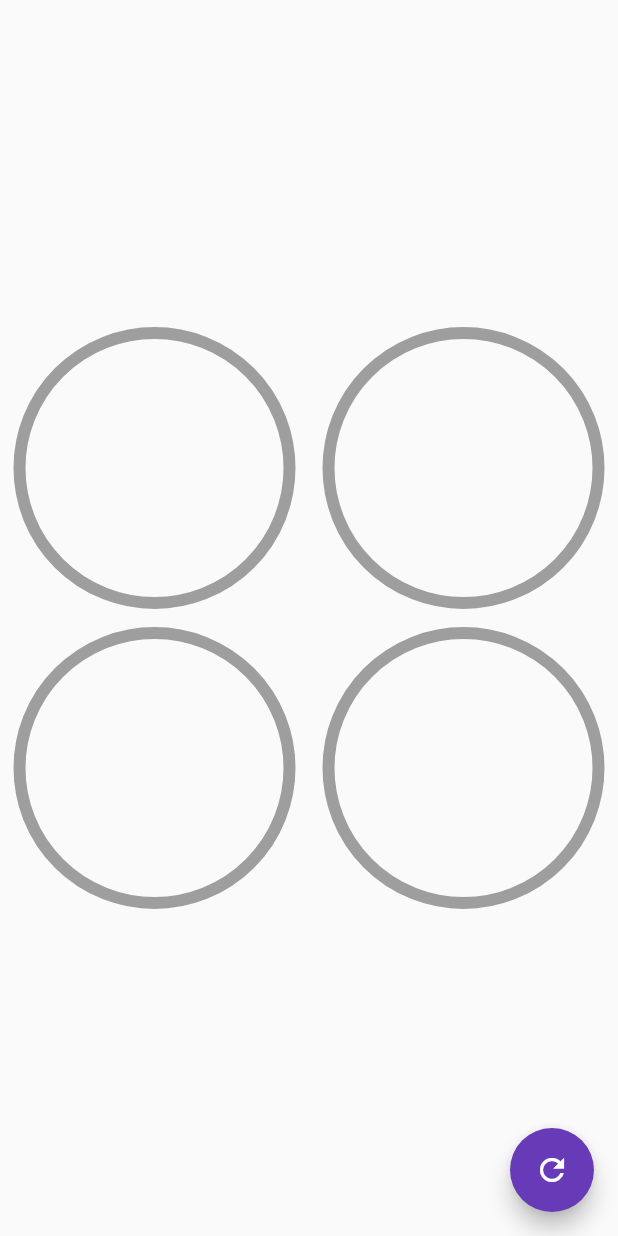
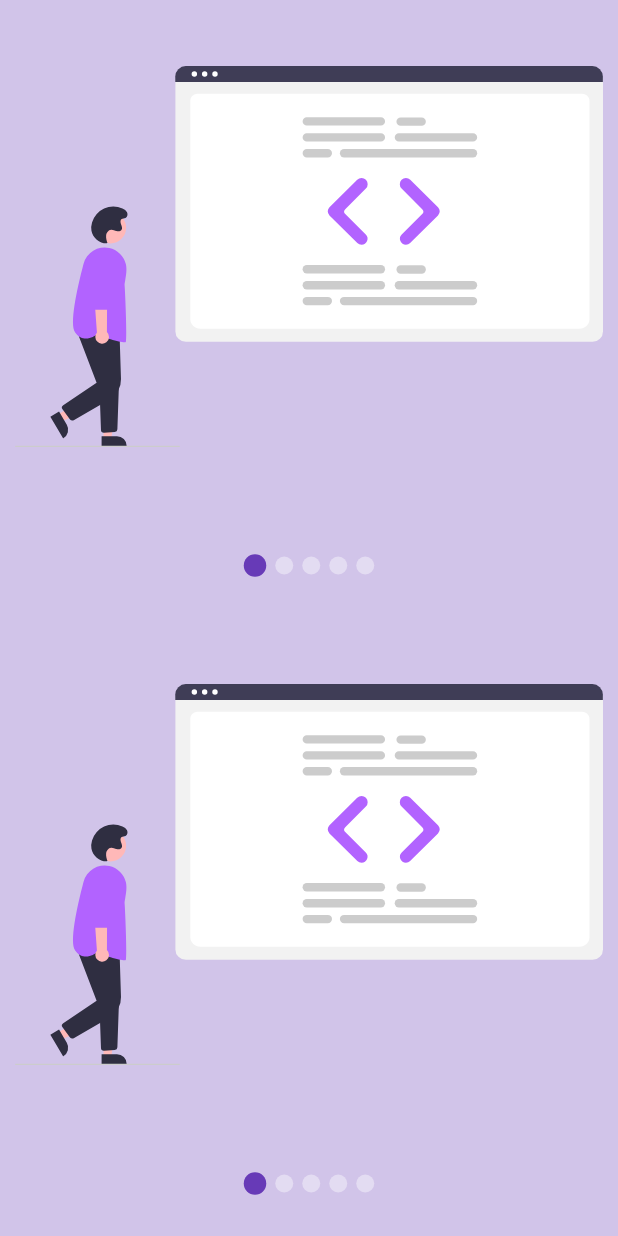
Before and after one commit to GeriCyber/flutter_custom_designs_animations, a Flutter app: the screen it shows after launch, on a phone screen of 412 x 824 dp. Run offline on Flutter 3.47's test engine with Material 2 defaults, Android fonts, the phone set to English and light mode, and no system bars; our stand-ins replace flutter_svg.

Commit message:
Custom slideshow with provider for state

```diff
--- a/lib/main.dart
+++ b/lib/main.dart
@@ -1,5 +1,4 @@
-import 'package:custom_designs/src/labs/circular_screen.dart';
-import 'package:custom_designs/src/screens/circular_graphics_screen.dart';
+import 'package:custom_designs/src/screens/slideshow.dart';
 import 'package:flutter/material.dart';
 
 void main() => runApp(const MyApp());
@@ -12,7 +11,7 @@ class MyApp extends StatelessWidget {
     return const MaterialApp(
       title: 'Custom designs',
       debugShowCheckedModeBanner: false,
-      home: CircularGraphicsScreen()
+      home: Slideshow()
     );
   }
 }
--- /dev/null
+++ b/lib/src/labs/slideshow_screen.dart
@@ -0,0 +1,131 @@
+import 'package:custom_designs/src/models/slider_model.dart';
+import 'package:flutter/material.dart';
+import 'package:flutter_svg/flutter_svg.dart';
+import 'package:provider/provider.dart';
+
+
+class SlideShowScreen extends StatelessWidget {
+  const SlideShowScreen({super.key});
+
+  @override
+  Widget build(BuildContext context) {
+    return ChangeNotifierProvider(
+      create: (BuildContext context) => SliderModel(),
+      child: Scaffold(
+        body: Center(
+          child: Column(
+            children: const [
+              Expanded(child: _Slides()),
+              _Dots()
+            ],
+          )
+        ),
+      ),
+    );
+  }
+}
+
+class _Slides extends StatefulWidget {
+  const _Slides({super.key});
+
+  @override
+  State<_Slides> createState() => _SlidesState();
+}
+
+class _SlidesState extends State<_Slides> {
+  final pageViewController = PageController();
+
+  @override
+  void initState() {
+    super.initState();
+    pageViewController.addListener(() {
+      print('Current page: ${pageViewController.page}');
+      Provider.of<SliderModel>(context, listen: false)
+      .currentPage = pageViewController.page!;
+    });
+  }
+
+  @override
+  void dispose() {
+    pageViewController.dispose();
+    super.dispose();
+  }
+
+  @override
+  Widget build(BuildContext context) {
+    return Container(
+      child: PageView(
+        controller: pageViewController,
+        children: const [
+          _Slide(svg: 'assets/svg/slide-1.svg'),
+          _Slide(svg: 'assets/svg/slide-2.svg'),
+          _Slide(svg: 'assets/svg/slide-3.svg'),
+        ],
+      ),
+    );
+  }
+}
+
+class _Slide extends StatelessWidget {
+  final String svg;
+
+  const _Slide({
+    Key? key,
+    required this.svg,
+  }) : super(key: key);
+
+  @override
+  Widget build(BuildContext context) {
+    return Container(
+      width: double.infinity,
+      height: double.infinity,
+      padding: const EdgeInsets.all(10),
+      child: SvgPicture.asset(svg),
+    );
+  }
+}
+
+class _Dots extends StatelessWidget {
+  const _Dots({super.key});
+
+  @override
+  Widget build(BuildContext context) {
+    return Container(
+      width: double.infinity,
+      height: 70,
+      child: Row(
+        mainAxisAlignment: MainAxisAlignment.center,
+        children: const [
+          _Dot(index: 0),
+          _Dot(index: 1),
+          _Dot(index: 2),
+        ],
+      ),
+    );
+  }
+}
+
+class _Dot extends StatelessWidget {
+  final int index;
+  const _Dot({
+    Key? key,
+    required this.index,
+  }) : super(key: key);
+
+  @override
+  Widget build(BuildContext context) {
+    final currentPage = Provider.of<SliderModel>(context).currentPage;
+    return AnimatedContainer(
+      duration: const Duration(milliseconds: 200),
+      margin: const EdgeInsets.symmetric(horizontal: 3),
+      width: 12,
+      height: 12,
+      decoration: BoxDecoration(
+        color: currentPage >= index - 0.5 && currentPage < index + 0.5
+        ? Colors.deepPurple
+        : Colors.grey,
+        shape: BoxShape.circle
+      ),
+    );
+  }
+}
--- /dev/null
+++ b/lib/src/models/slider_model.dart
@@ -0,0 +1,13 @@
+import 'package:flutter/material.dart';
+
+class SliderModel with ChangeNotifier {
+  double _currentPage = 0;
+
+  double get currentPage => _currentPage;
+
+  set currentPage(double page) {
+    _currentPage = page;
+    notifyListeners();
+  }
+
+}
--- /dev/null
+++ b/lib/src/screens/slideshow.dart
@@ -0,0 +1,44 @@
+import 'package:flutter/material.dart';
+import 'package:flutter_svg/svg.dart';
+import '../widgets/dynamic_slideshow.dart';
+
+class Slideshow extends StatelessWidget {
+  const Slideshow({super.key});
+
+  @override
+  Widget build(BuildContext context) {
+    return Scaffold(
+      backgroundColor: Colors.deepPurple.shade100,
+      body: Column(
+        children: const [
+          Expanded(child: CustomSlideshow()),
+          Expanded(child: CustomSlideshow())
+        ],
+      )
+    );
+  }
+}
+
+class CustomSlideshow extends StatelessWidget {
+  const CustomSlideshow({
+    Key? key,
+  }) : super(key: key);
+
+  @override
+  Widget build(BuildContext context) {
+    return DynamicSlideshow(
+      primaryBullet: 15.0,
+      secondaryBullet: 12.0,
+      primaryColor: Colors.deepPurple,
+      secondaryColor: Colors.white.withOpacity(0.4),
+      upDots: false,
+      slides: [
+        SvgPicture.asset('assets/svg/slide-1.svg'),
+        SvgPicture.asset('assets/svg/slide-2.svg'),
+        SvgPicture.asset('assets/svg/slide-3.svg'),
+        SvgPicture.asset('assets/svg/slide-4.svg'),
+        SvgPicture.asset('assets/svg/slide-5.svg'),
+      ],
+    );
+  }
+}
--- /dev/null
+++ b/lib/src/widgets/dynamic_slideshow.dart
@@ -0,0 +1,230 @@
+import 'package:flutter/material.dart';
+import 'package:provider/provider.dart';
+
+class DynamicSlideshow extends StatelessWidget {
+  final bool upDots;
+  final Color primaryColor;
+  final Color secondaryColor;
+  final double primaryBullet;
+  final double secondaryBullet;
+  final List<Widget> slides;
+
+  const DynamicSlideshow({
+    super.key,
+    this.upDots = false,
+    this.primaryColor = Colors.deepPurple,
+    this.secondaryColor = Colors.grey,
+    this.primaryBullet = 12.0,
+    this.secondaryBullet = 12.0,
+    required this.slides,
+  });
+
+  @override
+  Widget build(BuildContext context) {
+    return ChangeNotifierProvider(
+      create: (BuildContext context) => _SlideshowModel(),
+      child: SafeArea(
+        child: Center(
+          child: Builder(
+            builder: (context) {
+              Provider.of<_SlideshowModel>(context).primaryColor = primaryColor;
+              Provider.of<_SlideshowModel>(context).secondaryColor = secondaryColor;
+              Provider.of<_SlideshowModel>(context).primaryBullet = primaryBullet;
+              Provider.of<_SlideshowModel>(context).secondaryBullet = secondaryBullet;
+              return _SlideshowBody(upDots: upDots, slides: slides);
+            },
+          )
+        ),
+      ),
+    );
+  }
+}
+
+class _SlideshowBody extends StatelessWidget {
+  const _SlideshowBody({
+    Key? key,
+    required this.upDots,
+    required this.slides,
+  }) : super(key: key);
+
+  final bool upDots;
+  final List<Widget> slides;
+
+  @override
+  Widget build(BuildContext context) {
+    return Column(
+      children: [
+        if(upDots) _Dots(
+          slidesLength: slides.length
+        ),
+        Expanded(
+          child: _Slides(slides: slides)
+        ),
+        if(!upDots) _Dots(
+          slidesLength: slides.length
+        ),
+      ],
+    );
+  }
+}
+
+
+class _Slides extends StatefulWidget {
+  final List<Widget> slides;
+  const _Slides({
+    required this.slides
+  });
+
+  @override
+  State<_Slides> createState() => _SlidesState();
+}
+
+class _SlidesState extends State<_Slides> {
+  final pageViewController = PageController();
+
+  @override
+  void initState() {
+    super.initState();
+    pageViewController.addListener(() {
+      Provider.of<_SlideshowModel>(context, listen: false)
+      .currentPage = pageViewController.page!;
+    });
+  }
+
+  @override
+  void dispose() {
+    pageViewController.dispose();
+    super.dispose();
+  }
+
+  @override
+  Widget build(BuildContext context) {
+    return Container(
+      child: PageView(
+        controller: pageViewController,
+        children:
+          widget.slides.map((slide) => _Slide(slide: slide)).toList(),
+      ),
+    );
+  }
+}
+
+class _Slide extends StatelessWidget {
+  final Widget slide;
+
+  const _Slide({
+    Key? key,
+    required this.slide,
+  }) : super(key: key);
+
+  @override
+  Widget build(BuildContext context) {
+    return Container(
+      width: double.infinity,
+      height: double.infinity,
+      padding: const EdgeInsets.all(10),
+      child: slide,
+    );
+  }
+}
+
+class _Dots extends StatelessWidget {
+  final int slidesLength;
+
+  const _Dots({
+    required this.slidesLength,
+  });
+
+  @override
+  Widget build(BuildContext context) {
+    return Container(
+      width: double.infinity,
+      height: 70,
+      child: Row(
+        mainAxisAlignment: MainAxisAlignment.center,
+        children: List.generate(
+          slidesLength,
+          (index) => _Dot(
+            index: index
+          )
+        ),
+      ),
+    );
+  }
+}
+
+class _Dot extends StatelessWidget {
+  final int index;
+
+  const _Dot({
+    Key? key,
+    required this.index,
+  }) : super(key: key);
+
+  @override
+  Widget build(BuildContext context) {
+    final slideshowModel = Provider.of<_SlideshowModel>(context);
+    double bulletSize;
+    Color bulletColor;
+
+    if(slideshowModel.currentPage >= index - 0.5
+        && slideshowModel.currentPage < index + 0.5) {
+      bulletSize = slideshowModel.primaryBullet;
+      bulletColor = slideshowModel.primaryColor;
+    } else {
+      bulletSize = slideshowModel.secondaryBullet;
+      bulletColor = slideshowModel.secondaryColor;
+    }
+
+    return AnimatedContainer(
+      duration: const Duration(milliseconds: 200),
+      margin: const EdgeInsets.symmetric(horizontal: 3),
+      width: bulletSize,
+      height: bulletSize,
+      decoration: BoxDecoration(
+        color: bulletColor,
+        shape: BoxShape.circle
+      ),
+    );
+  }
+}
+
+class _SlideshowModel with ChangeNotifier {
+  double _currentPage = 0;
+  Color _primaryColor = Colors.deepPurple;
+  Color _secondaryColor = Colors.grey;
+  double _primaryBullet = 12.0;
+  double _secondaryBullet = 12.0;
+
+  double get currentPage => _currentPage;
+
+  set currentPage(double page) {
+    _currentPage = page;
+    notifyListeners();
+  }
+
+  Color get primaryColor => _primaryColor;
+
+  set primaryColor(Color color) {
+    _primaryColor = color;
+  }
+
+  Color get secondaryColor => _secondaryColor;
+
+  set secondaryColor(Color color) {
+    _secondaryColor = color;
+  }
+
+  double get primaryBullet => _primaryBullet;
+
+  set primaryBullet(double bullet) {
+    _primaryBullet = bullet;
+  }
+
+  double get secondaryBullet => _secondaryBullet;
+
+  set secondaryBullet(double bullet) {
+    _secondaryBullet = bullet;
+  }
+
+}
```
Also changed, not shown: pubspec.yaml (+6 -13 lines), assets/svg/slide-1.svg (added), assets/svg/slide-2.svg (added), assets/svg/slide-3.svg (added), assets/svg/slide-4.svg (added), assets/svg/slide-5.svg (added), pubspec.lock.
